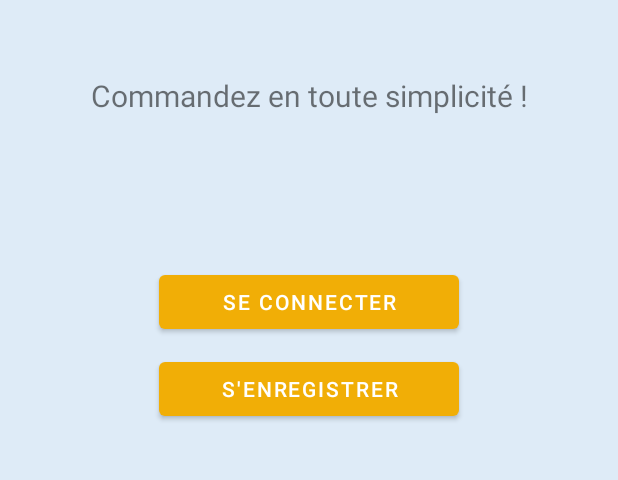
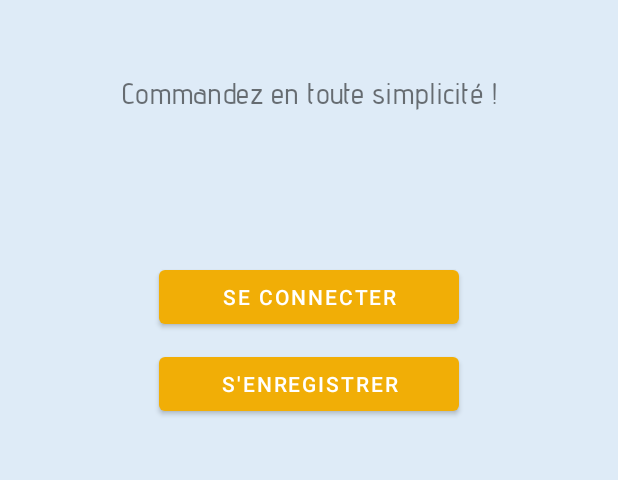
Before and after one commit to Manolo4633/Sudri-Eat-Simple, an Android app: the screen it shows after launch (MainActivity), on a phone screen of 412 x 824 dp, the part 587-1067 px from its top. Run offline under Robolectric (Android 15) with nearby library versions, the phone set to English and light mode, and no system bars.

Commit message:
Add files via upload

```diff
--- a/app/src/main/java/com/example/sudrieat/AccueilActivity.java
+++ b/app/src/main/java/com/example/sudrieat/AccueilActivity.java
@@ -5,10 +5,12 @@ import androidx.appcompat.app.AppCompatActivity;
 
 import android.app.Activity;
 import android.content.Intent;
+import android.graphics.Typeface;
 import android.os.Bundle;
 import android.view.MenuItem;
 import android.view.View;
 import android.widget.Button;
+import android.widget.TextView;
 import android.widget.Toast;
 
 import com.google.android.material.bottomnavigation.BottomNavigationView;
@@ -20,6 +22,7 @@ public class AccueilActivity extends AppCompatActivity {
     protected void onCreate(Bundle savedInstanceState) {
         super.onCreate(savedInstanceState);
         setContentView(R.layout.activity_accueil);
+
 
         //Initialisation:
         BottomNavigationView bottomNavigationView = findViewById(R.id.bottom_navigation);
--- a/app/src/main/java/com/example/sudrieat/CookieActivity.java
+++ b/app/src/main/java/com/example/sudrieat/CookieActivity.java
@@ -4,6 +4,7 @@ import androidx.appcompat.app.AppCompatActivity;
 
 import android.app.Activity;
 import android.content.Intent;
+import android.graphics.Typeface;
 import android.os.Bundle;
 import android.view.View;
 import android.widget.Button;
@@ -19,6 +20,11 @@ public class CookieActivity extends AppCompatActivity {
     protected void onCreate(Bundle savedInstanceState) {
         super.onCreate(savedInstanceState);
         setContentView(R.layout.activity_cookie);
+
+        //Pour mettre la police sur le texte du titre
+        TextView titre = findViewById(R.id.titre_cookie);
+        Typeface face = Typeface.createFromAsset(getAssets(), "fonts/AdventPro-Bold.ttf");
+        titre.setTypeface(face);
 
         TextView nbr_clics = findViewById(R.id.nbrclics);
         ImageView cookie = findViewById(R.id.cookie);
--- a/app/src/main/java/com/example/sudrieat/InfosActivity.java
+++ b/app/src/main/java/com/example/sudrieat/InfosActivity.java
@@ -5,10 +5,12 @@ import androidx.appcompat.app.AppCompatActivity;
 
 import android.app.Activity;
 import android.content.Intent;
+import android.graphics.Typeface;
 import android.os.Bundle;
 import android.view.MenuItem;
 import android.view.View;
 import android.widget.Button;
+import android.widget.TextView;
 
 import com.google.android.material.bottomnavigation.BottomNavigationView;
 import com.google.firebase.auth.FirebaseAuth;
@@ -19,6 +21,8 @@ public class InfosActivity extends AppCompatActivity {
     protected void onCreate(Bundle savedInstanceState) {
         super.onCreate(savedInstanceState);
         setContentView(R.layout.activity_infos);
+
+
 
         //Initialisation:
         BottomNavigationView bottomNavigationView = findViewById(R.id.bottom_navigation);
--- a/app/src/main/java/com/example/sudrieat/MainActivity.java
+++ b/app/src/main/java/com/example/sudrieat/MainActivity.java
@@ -19,11 +19,15 @@ public class MainActivity extends AppCompatActivity {
         super.onCreate(savedInstanceState);
         setContentView(R.layout.activity_main);
 
-        //Pour mettre la police sur le texte
+        //Pour mettre la police sur le texte du titre
         TextView titre = findViewById(R.id.nom);
         Typeface face = Typeface.createFromAsset(getAssets(), "fonts/Nabila.ttf");
         titre.setTypeface(face);
 
+        //Pour mettre la police sur le texte du sous-titre
+        TextView sous_titre = findViewById(R.id.sous_titre);
+        Typeface face2 = Typeface.createFromAsset(getAssets(), "fonts/AdventPro-Medium.ttf");
+        sous_titre.setTypeface(face2);
 
         /*------------------ Pour lancer la page de connection ------------------*/
         //Initialisation:
```
